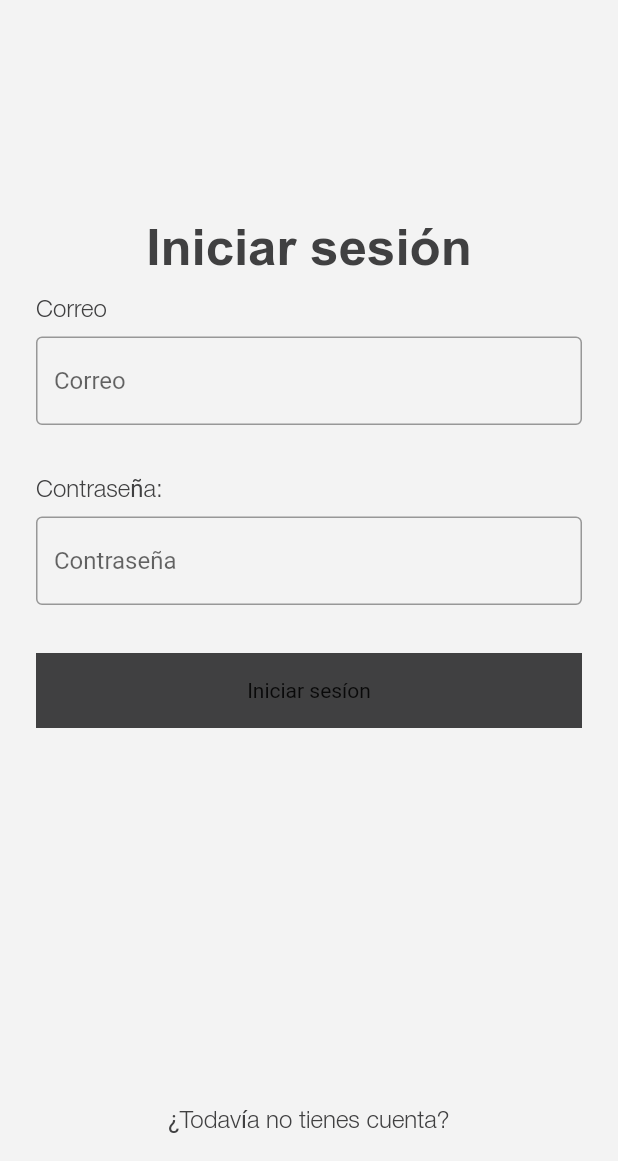
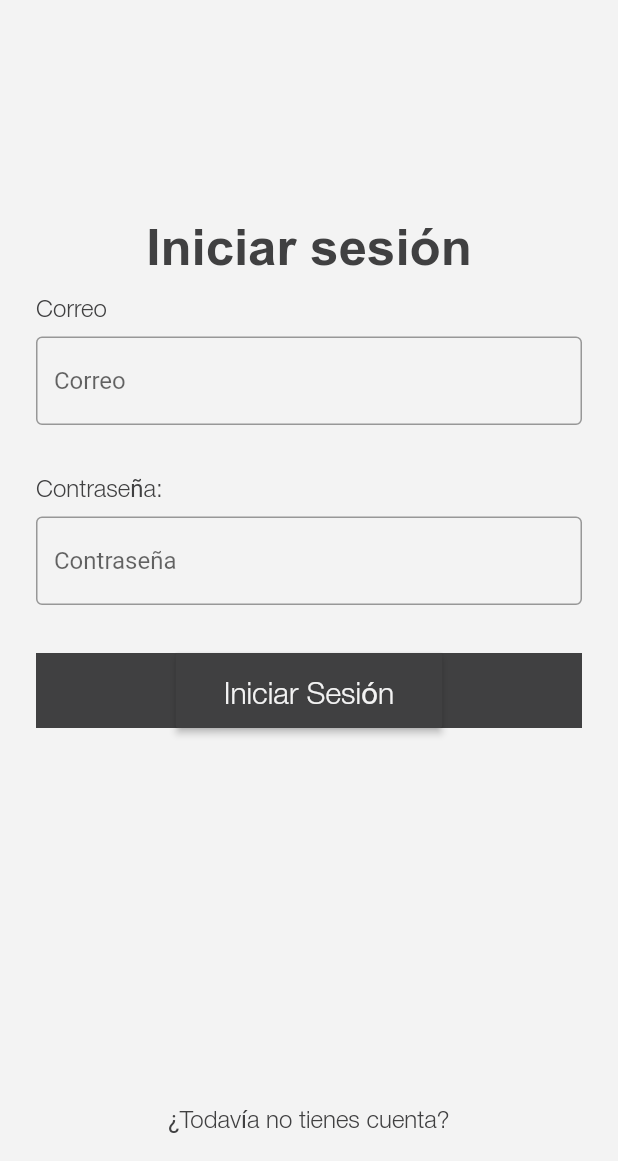
Before and after one commit to FinocchiaroGR/OneUnit-ZapataProject-Flutter, a Flutter app: the screen it shows after launch, on a phone screen of 412 x 824 dp, the part 75-1236 px from its top. Run offline on Flutter 3.47's test engine with Material 2 defaults, Android fonts, the light colour scheme and no system bars; our stand-ins replace carousel_slider, google_maps_flutter.

Commit message:
Bugfixes del boton de iniciar sesion

```diff
--- a/lib/widgets/molecules/inputLogin.dart
+++ b/lib/widgets/molecules/inputLogin.dart
@@ -1,6 +1,4 @@
 import 'dart:convert';
-
-import 'package:app/styles/inputs.dart';
 import 'package:flutter/material.dart';
 
 import 'package:app/styles/colors.dart' as app_colors;
@@ -32,8 +30,7 @@ class _AppInputLoginFormState extends State<AppInputLoginForm> {
 
         print(data['token']);
         print('Login successfully');
-      }
-      else {
+      } else {
         print(response.statusCode);
         print('failed');
       }
@@ -81,9 +78,9 @@ class _AppInputLoginFormState extends State<AppInputLoginForm> {
         TextFormField(
           obscureText: true,
           controller: passwordController,
-          decoration: InputDecoration(
+          decoration: const InputDecoration(
             hintText: 'Contraseña',
-            border: const OutlineInputBorder(),
+            border: OutlineInputBorder(),
           ),
         ),
         const SizedBox(
@@ -99,8 +96,11 @@ class _AppInputLoginFormState extends State<AppInputLoginForm> {
           child: Container(
             height: 50,
             decoration: const BoxDecoration(color: app_colors.primary),
-            child: const Center(
-              child: Text('Iniciar sesíon'),
+            child: Center(
+              child: AppButton(
+                text: "Iniciar Sesión",
+                onPressed: () => {},
+              ),
             ),
             //text: "Iniciar Sesión",
             //onPressed: () => Navigator.pushNamed(context, app_urls.home),
```
